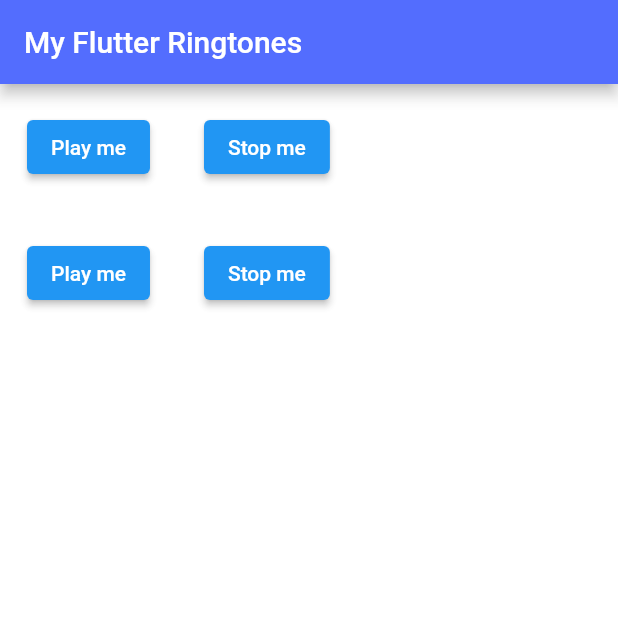
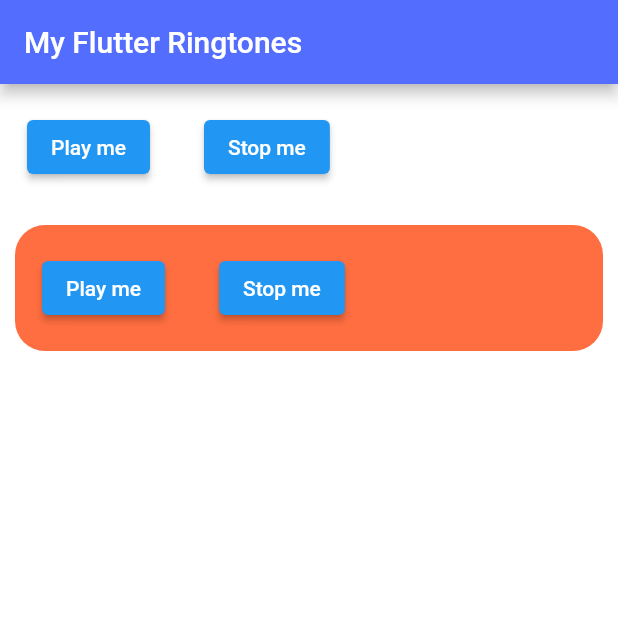
Before and after one commit to RanaHisham18/my_flutter_ringtones_app, a Flutter app: the screen it shows after launch, after a tap on "Play me", on a phone screen of 412 x 824 dp, the top half of it. Run offline on Flutter 3.47's test engine with Material 2 defaults, Android fonts, the light colour scheme and no system bars; our stand-ins replace audioplayers.

Commit message:
try container and box decoration

```diff
--- a/lib/main.dart
+++ b/lib/main.dart
@@ -14,7 +14,7 @@ class MyApp extends StatelessWidget {
       home: Scaffold(
       backgroundColor: Colors.white70,
         appBar: AppBar(
-          title: Text('My Flutter Ringtones'),
+          title: const Text('My Flutter Ringtones'),
           backgroundColor: Colors.indigoAccent,
         ),
         body: RingToneClass()
@@ -44,7 +44,7 @@ class RingToneClassState extends State<RingToneClass> {
     ElevatedButton(
     onPressed: (){
     player.play(AssetSource('music-1.mp3'));
-    }, child: Text("Play me"),
+    }, child: const Text("Play me"),
     ),
     ),
     Padding(
@@ -52,13 +52,21 @@ class RingToneClassState extends State<RingToneClass> {
     child: ElevatedButton(
     onPressed: (){
     player.stop();
-    }, child: Text("Stop me"),
+    }, child: const Text("Stop me"),
     ),
     ),
     ],
     ),
         ),
           Center(
+            child: Container(
+              margin: const EdgeInsets.all(10.0),
+
+              decoration: const BoxDecoration(
+                borderRadius: BorderRadius.all(Radius.circular(20)),
+                color: Colors.deepOrangeAccent,
+
+              ),
               child: Row(
                 children: [
                   Padding(
@@ -66,7 +74,7 @@ class RingToneClassState extends State<RingToneClass> {
                     child: ElevatedButton(
                       onPressed: (){
                         player.play(AssetSource('music-2.mp3'));
-                    }, child: Text("Play me"),
+                      }, child: const Text("Play me"),
                     ),
                   ),
                   Padding(
@@ -74,10 +82,11 @@ class RingToneClassState extends State<RingToneClass> {
                     child: ElevatedButton(
                       onPressed: (){
                         player.stop();
-                    }, child: Text("Stop me"),
+                      }, child: const Text("Stop me"),
                     ),
                   ),
                 ],
+              ),
             ),
           ),
     ], ),
```
Lines whose indentation alone changed are shown as unchanged.
